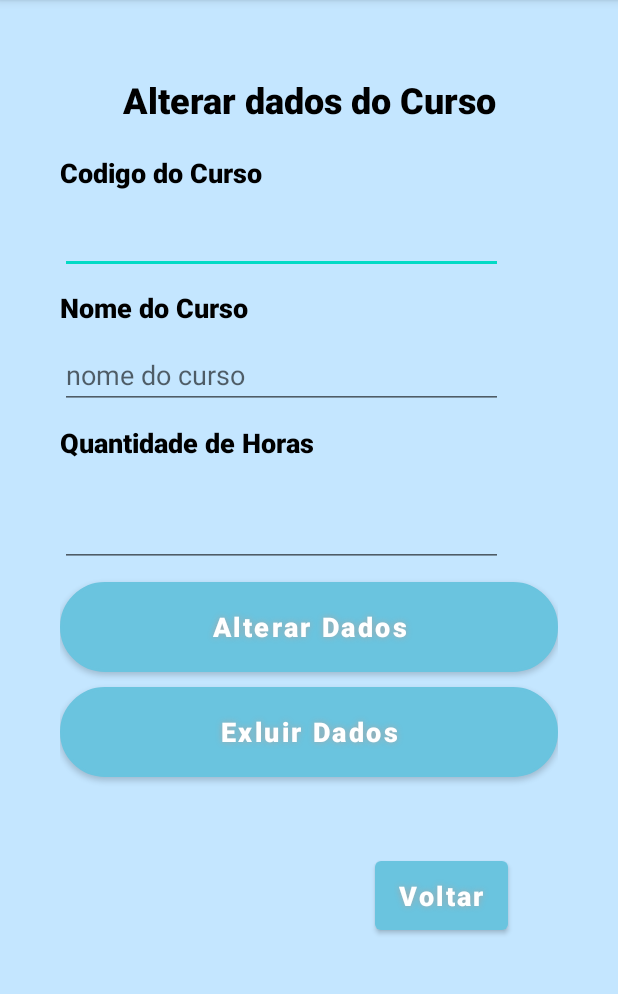
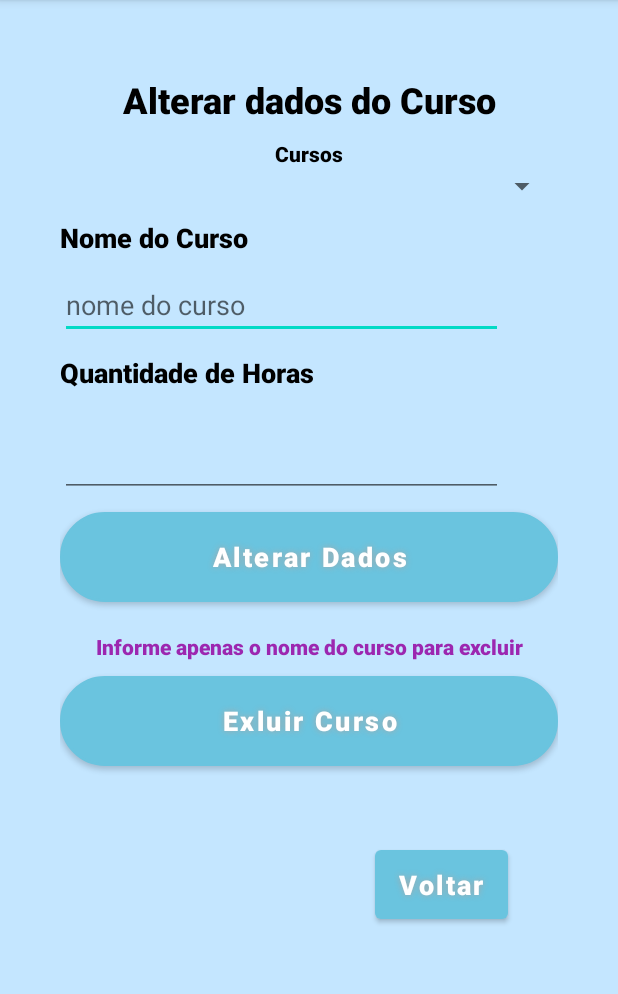
Before and after one commit to K-fedrizzi/Cadastro-De-Cursos-E-Alunos, an Android app: the AlterarDadosCurso screen opened directly, with no data from a screen before it, on a phone screen of 412 x 824 dp, the part 84-1078 px from its top. Run offline under Robolectric (Android 15) with nearby library versions, the phone set to English and light mode, and no system bars.

Commit message:
Projeto em Andamento
Quase todos os métodos funcionando, falta alguns ajustes e restrições e correções.

```diff
--- a/app/src/main/java/com/example/cadastrarcursosealunos/AlterarDadosCurso.java
+++ b/app/src/main/java/com/example/cadastrarcursosealunos/AlterarDadosCurso.java
@@ -5,19 +5,27 @@ import androidx.appcompat.app.AppCompatActivity;
 import android.content.Intent;
 import android.os.Bundle;
 import android.view.View;
+import android.widget.ArrayAdapter;
 import android.widget.Button;
 import android.widget.EditText;
+import android.widget.Spinner;
+
+import java.util.List;
 
 public class AlterarDadosCurso extends AppCompatActivity {
-    private EditText edtAlterCodCurso, edtAlterNomeCurso, edtAlterQuatidadeHorasCurso;
+    private EditText edtAlterNomeCurso, edtAlterQuatidadeHorasCurso;
+    private Spinner spinnCursos;
     private Button btnAlterAlterarDadosCurso,btnAlterExcluirDadosCurso,btnAlterVoltarCurso;
+
+    private TableCursoAlunoHelper alterDateCurso =new TableCursoAlunoHelper(this);
+    private List<String> cursos;
+
     @Override
     protected void onCreate(Bundle savedInstanceState) {
         super.onCreate(savedInstanceState);
         setContentView(R.layout.activity_alterar_dados_curso);
 
         // Fazendo a ligação dos componentes da activity
-        edtAlterCodCurso = findViewById(R.id.edtAlterCodCurso);
         edtAlterNomeCurso = findViewById(R.id.edtAlterNomeCurso);
         edtAlterQuatidadeHorasCurso = findViewById(R.id.edtAlterQuatidadeHorasCurso);
 
@@ -25,16 +33,53 @@ public class AlterarDadosCurso extends AppCompatActivity {
         btnAlterExcluirDadosCurso = findViewById(R.id.btnAlterExcluirDadosCurso);
         btnAlterVoltarCurso = findViewById(R.id.btnAlterVoltarCurso);
 
-        // capturando os atributos de cada componente
-        int codCurso = Integer.parseInt(edtAlterCodCurso.getText()+"");
-        String nomeCurso = edtAlterNomeCurso.getText()+"";
-        String horas = edtAlterQuatidadeHorasCurso.getText()+"";
+        spinnCursos = findViewById(R.id.spinnCursos);
+
+        cursos = alterDateCurso.buscarCursos();
+
+        ArrayAdapter<String> adapter = new ArrayAdapter<String>(this,R.layout.support_simple_spinner_dropdown_item,cursos);
+        adapter.setDropDownViewResource(android.R.layout.simple_spinner_dropdown_item);
+        spinnCursos.setAdapter(adapter);
+
     }
 
     public void alterarDados(View view) {
+
+        /*capturando os atributos de cada componente*/
+        String nomeCurso = edtAlterNomeCurso.getText()+"";
+        String horas = edtAlterQuatidadeHorasCurso.getText()+"";
+
+        /*Recebe o indice do curso selecionado*/
+        int indice = spinnCursos.getSelectedItemPosition();
+
+        /*Busca o id do curso selecionado*/
+        int id = alterDateCurso.buscarIdCurso(cursos.get(indice));
+
+        /*Altera os dados do curso*/
+        alterDateCurso.alterarDadosCurso(id+"",nomeCurso,horas);
+
+        /*Limpa os campos*/
+        edtAlterNomeCurso.setText("");
+        edtAlterQuatidadeHorasCurso.setText("");
+
+        /*Atualiza os dados do spinner */
+        cursos = alterDateCurso.buscarCursos();
+
+        ArrayAdapter<String> adapter = new ArrayAdapter<String>(this,R.layout.support_simple_spinner_dropdown_item,cursos);
+        adapter.setDropDownViewResource(android.R.layout.simple_spinner_dropdown_item);
+        spinnCursos.setAdapter(adapter);
     }
 
     public void excluirDados(View view) {
+        String nomeCurso = edtAlterNomeCurso.getText()+"";
+        alterDateCurso.excluirCurso(nomeCurso);
+
+        /*Atualiza os dados do spinner */
+        cursos = alterDateCurso.buscarCursos();
+
+        ArrayAdapter<String> adapter = new ArrayAdapter<String>(this,R.layout.support_simple_spinner_dropdown_item,cursos);
+        adapter.setDropDownViewResource(android.R.layout.simple_spinner_dropdown_item);
+        spinnCursos.setAdapter(adapter);
     }
 
     public void voltar(View view) {
--- a/app/src/main/java/com/example/cadastrarcursosealunos/MenuActivity.java
+++ b/app/src/main/java/com/example/cadastrarcursosealunos/MenuActivity.java
@@ -24,6 +24,7 @@ public class MenuActivity extends AppCompatActivity {
         btnMenuListarAlunos = findViewById(R.id.btnMenuListarAlunos);
         btnMenuAlterarDadosCurso = findViewById(R.id.btnMenuAlterarDadosCurso);
         btnMenuAlterarDadosAluno = findViewById(R.id.btnMenuAlterarDadosAluno);
+
     }
 
     public void cadastrarCurso(View view) {
--- a/app/src/main/res/layout/activity_alterar_dados_curso.xml
+++ b/app/src/main/res/layout/activity_alterar_dados_curso.xml
@@ -27,22 +27,19 @@
             android:textStyle="bold" />
 
         <TextView
-            android:id="@+id/textView17"
-            android:layout_width="160dp"
-            android:layout_height="wrap_content"
-            android:layout_marginTop="20dp"
-            android:fontFamily="sans-serif-black"
-            android:text="Codigo do Curso"
-            android:textColor="@color/black"
-            android:textSize="18sp" />
-
-        <EditText
-            android:id="@+id/edtAlterCodCurso"
-            android:layout_width="295dp"
+            android:id="@+id/textView3"
+            android:layout_width="match_parent"
             android:layout_height="wrap_content"
             android:layout_marginTop="10dp"
-            android:ems="10"
-            android:inputType="number" />
+            android:fontFamily="sans-serif-black"
+            android:text="Cursos"
+            android:textAlignment="center"
+            android:textColor="#000000" />
+
+        <Spinner
+            android:id="@+id/spinnCursos"
+            android:layout_width="match_parent"
+            android:layout_height="wrap_content" />
 
         <TextView
             android:id="@+id/textView18"
@@ -99,6 +96,16 @@
             android:textSize="18sp"
             app:backgroundTint="#6AC4DF" />
 
+        <TextView
+            android:id="@+id/textView17"
+            android:layout_width="match_parent"
+            android:layout_height="wrap_content"
+            android:fontFamily="sans-serif-black"
+            android:text="Informe apenas o nome do curso para excluir"
+            android:textAlignment="center"
+            android:textColor="#9C27B0"
+            android:layout_marginTop="20dp"/>
+
         <Button
             android:id="@+id/btnAlterExcluirDadosCurso"
             android:layout_width="match_parent"
@@ -111,7 +118,7 @@
             android:shadowDx="0"
             android:shadowDy="0"
             android:shadowRadius="5"
-            android:text="Exluir Dados"
+            android:text="Exluir Curso"
             android:textAllCaps="false"
             android:textColor="#FFFFFF"
             android:textSize="18sp"
```
Also changed, not shown: app/src/main/java/com/example/cadastrarcursosealunos/AlterarDadosAluno.java (+24 -3 lines), app/src/main/java/com/example/cadastrarcursosealunos/TableCursoAlunoHelper.java (+60 -2 lines), app/src/main/res/layout/activity_alterar_dados_aluno.xml (+11 -17 lines).
